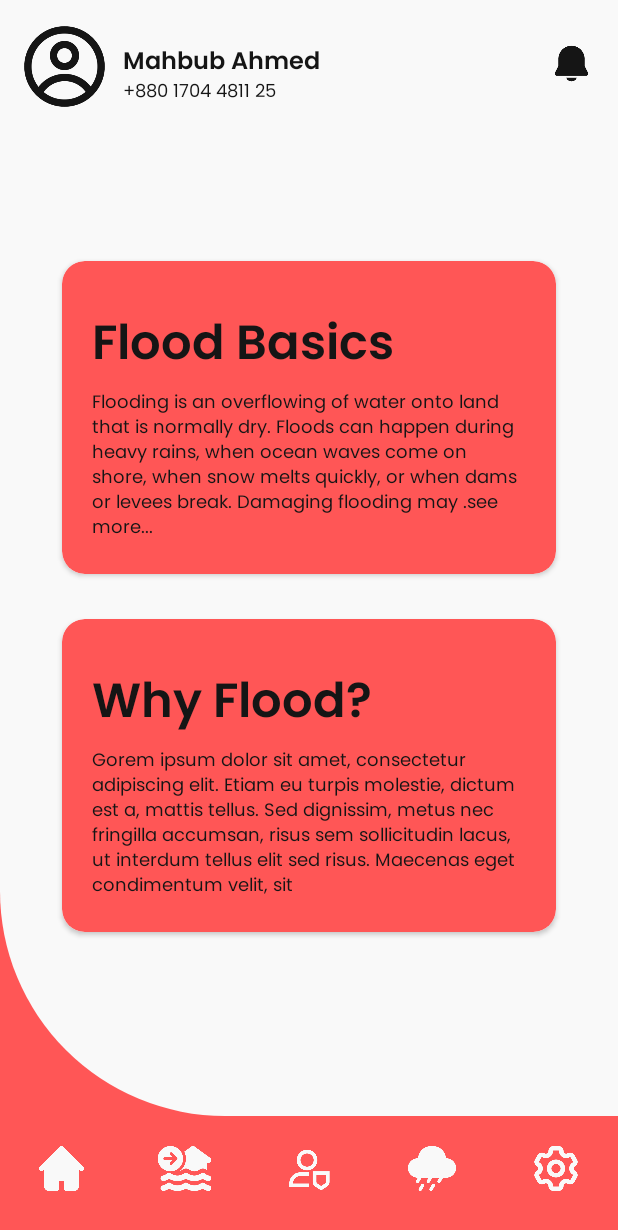
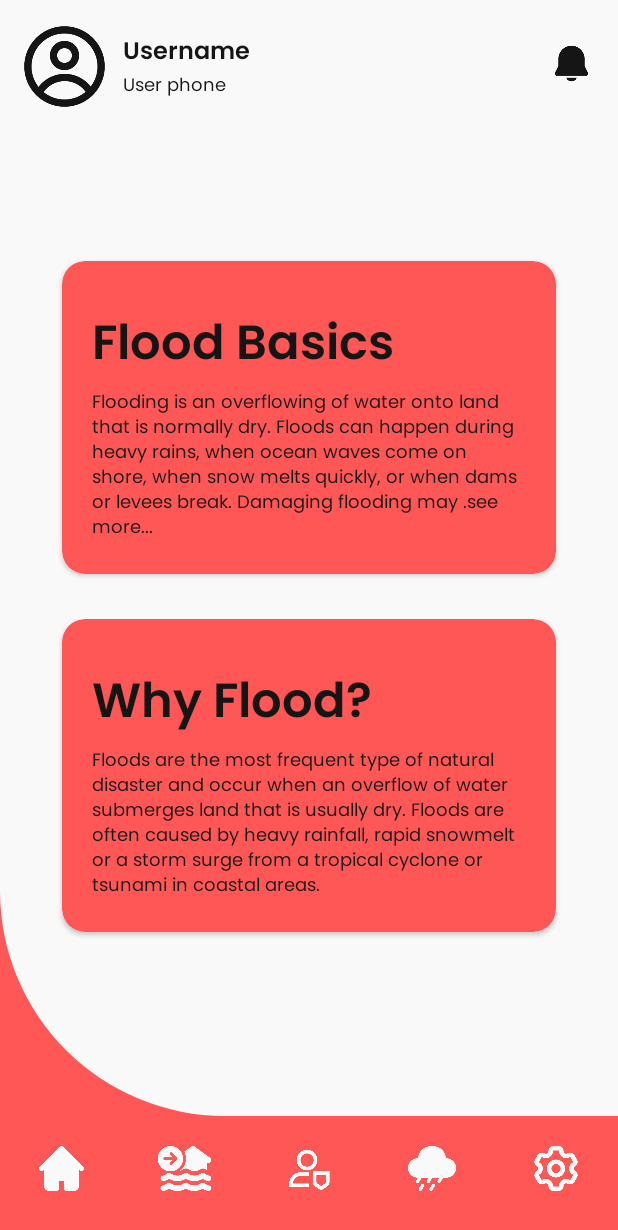
Before and after one commit to mahbub47/FloodAware, an Android app: the HomeScreen screen opened directly, with no data from a screen before it, on a phone screen of 412 x 824 dp. Shown: the top 1230 px of the screen. Run offline under Robolectric (Android 15) with nearby library versions, the phone set to English and light mode, and no system bars; our stand-ins replace sdp/ssp sizes.

Commit message:
Final commit.Till now everything works completely fine. FloodAware is finally completed.

```diff
--- a/app/src/main/java/com/example/floodaware/HomeScreen.java
+++ b/app/src/main/java/com/example/floodaware/HomeScreen.java
@@ -1,11 +1,15 @@
 package com.example.floodaware;
 
 import android.content.Intent;
+import android.content.SharedPreferences;
+import android.net.Uri;
 import android.os.Bundle;
 import android.widget.ImageView;
+import android.widget.TextView;
 
 import androidx.activity.EdgeToEdge;
 import androidx.appcompat.app.AppCompatActivity;
+import androidx.cardview.widget.CardView;
 import androidx.core.graphics.Insets;
 import androidx.core.view.ViewCompat;
 import androidx.core.view.WindowInsetsCompat;
@@ -14,7 +18,15 @@ public class HomeScreen extends AppCompatActivity {
 
     ImageView settingIV;
     ImageView weatherIV;
+    TextView userNameTV,userPhoneTV;
+    public static final String SHARED_PREFS_03 = "username";
+    public static final String SHARED_PREFS_04 = "userphone";
+    SharedPreferences nSharedPreference,pSharedPreference;
+    ImageView safetyIV;
+    ImageView floodhubIV;
+    ImageView profileIV;
 
+    CardView card01,card02;
     @Override
     protected void onCreate(Bundle savedInstanceState) {
         super.onCreate(savedInstanceState);
@@ -37,5 +49,56 @@ public class HomeScreen extends AppCompatActivity {
             startActivity(new Intent(HomeScreen.this,WeatherUpdate.class));
             finish();
         });
+
+        userNameTV = findViewById(R.id.userNameTV);
+        userPhoneTV = findViewById(R.id.userPhoneTV);
+        nSharedPreference = getSharedPreferences(SHARED_PREFS_03,MODE_PRIVATE);
+        String userName = nSharedPreference.getString(SHARED_PREFS_03,"Username");
+        userNameTV.setText(userName);
+
+        pSharedPreference = getSharedPreferences(SHARED_PREFS_04,MODE_PRIVATE);
+        String userPhone = pSharedPreference.getString(SHARED_PREFS_04,"User phone");
+        userPhoneTV.setText(userPhone);
+
+        card01 = findViewById(R.id.cardView01);
+        card01.setOnClickListener(v -> {
+            gotoUrl("https://www.nssl.noaa.gov/education/svrwx101/floods/#:~:text=Floods%20can%20happen%20during%20heavy,days%2C%20weeks%2C%20or%20longer.");
+        });
+
+        card02 = findViewById(R.id.card02);
+        card02.setOnClickListener(v -> {
+            gotoUrl("https://www.who.int/health-topics/floods#tab=tab_1");
+        });
+
+        safetyIV = findViewById(R.id.safetyIconIV);
+        safetyIV.setOnClickListener(v -> {
+            gotoUrl("https://www.mass.gov/info-details/flood-safety-tips");
+        });
+
+        floodhubIV = findViewById(R.id.floodhubIconIV);
+        floodhubIV.setOnClickListener(v -> {
+            gotoUrl("https://sites.research.google/floods/l/13.981345397534573/35.05681284530171/3.2105");
+        });
+
+        profileIV = findViewById(R.id.profileIV);
+        profileIV.setOnClickListener(v -> {
+            startActivity(new Intent(HomeScreen.this,SettingScreen.class));
+            finish();
+        });
+
+        userNameTV.setOnClickListener(v -> {
+            startActivity(new Intent(HomeScreen.this,SettingScreen.class));
+            finish();
+        });
+
+        userPhoneTV.setOnClickListener(v -> {
+            startActivity(new Intent(HomeScreen.this,SettingScreen.class));
+            finish();
+        });
+    }
+
+    private void gotoUrl(String s) {
+        Uri uri = Uri.parse(s);
+        startActivity(new Intent(Intent.ACTION_VIEW,uri));
     }
 }
--- a/app/src/main/res/layout/activity_home_screen.xml
+++ b/app/src/main/res/layout/activity_home_screen.xml
@@ -45,10 +45,9 @@
             android:textAlignment="viewStart"
             android:textColor="@color/dark"
             android:textSize="16sp"
-            app:layout_constraintBottom_toBottomOf="@+id/profileIV"
+            app:layout_constraintBottom_toTopOf="@+id/userPhoneTV"
             app:layout_constraintStart_toEndOf="@+id/profileIV"
-            app:layout_constraintTop_toTopOf="@+id/profileIV"
-            app:layout_constraintVertical_bias="0.322" />
+            app:layout_constraintTop_toTopOf="@+id/profileIV" />
 
         <TextView
             android:id="@+id/userPhoneTV"
@@ -60,10 +59,9 @@
             android:textAlignment="viewStart"
             android:textColor="@color/dark"
             android:textSize="12sp"
+            app:layout_constraintTop_toBottomOf="@+id/userNameTV"
             app:layout_constraintBottom_toBottomOf="@+id/profileIV"
-            app:layout_constraintStart_toEndOf="@+id/profileIV"
-            app:layout_constraintTop_toTopOf="@+id/profileIV"
-            app:layout_constraintVertical_bias="1.0" />
+            app:layout_constraintStart_toEndOf="@+id/profileIV" />
 
         <ImageView
             android:id="@+id/notificationIV"
@@ -179,7 +177,7 @@
                     android:paddingLeft="20dp"
                     android:paddingRight="20dp"
                     android:paddingBottom="20dp"
-                    android:text="Gorem ipsum dolor sit amet, consectetur adipiscing elit. Etiam eu turpis molestie, dictum est a, mattis tellus. Sed dignissim, metus nec fringilla accumsan, risus sem sollicitudin lacus, ut interdum tellus elit sed risus. Maecenas eget condimentum velit, sit "
+                    android:text="Floods are the most frequent type of natural disaster and occur when an overflow of water submerges land that is usually dry. Floods are often caused by heavy rainfall, rapid snowmelt or a storm surge from a tropical cyclone or tsunami in coastal areas."
                     android:textAlignment="viewStart"
                     android:textColor="@color/dark"
                     android:textSize="12sp" />
--- a/app/src/main/res/layout/activity_setting_screen.xml
+++ b/app/src/main/res/layout/activity_setting_screen.xml
@@ -45,7 +45,7 @@
         app:srcCompat="@drawable/profileicon" />
 
     <TextView
-        android:id="@+id/textView10"
+        android:id="@+id/userNameTV"
         android:layout_width="wrap_content"
         android:layout_height="wrap_content"
         android:layout_marginStart="8dp"
@@ -57,7 +57,7 @@
         app:layout_constraintTop_toTopOf="@+id/imageView4" />
 
     <TextView
-        android:id="@+id/textView11"
+        android:id="@+id/userPhoneTV"
         android:layout_width="wrap_content"
         android:layout_height="wrap_content"
         android:layout_marginStart="8dp"
@@ -68,7 +68,7 @@
         android:textSize="12sp"
         app:layout_constraintBottom_toBottomOf="@+id/imageView4"
         app:layout_constraintStart_toEndOf="@+id/imageView4"
-        app:layout_constraintTop_toBottomOf="@+id/textView10"
+        app:layout_constraintTop_toBottomOf="@+id/userNameTV"
         app:layout_constraintVertical_bias="0.0" />
 
     <ImageView
```
Also changed, not shown: app/src/main/java/com/example/floodaware/DevInfoScreen.java (+28 -0 lines), app/src/main/java/com/example/floodaware/Login.java (+15 -1 lines), app/src/main/java/com/example/floodaware/SettingScreen.java (+20 -0 lines), app/src/main/java/com/example/floodaware/WeatherUpdate.java (+8 -2 lines), app/src/main/res/layout/activity_dev_info_screen.xml (+31 -0 lines), app/src/main/res/drawable/githubicon.png (added), app/src/main/res/drawable/instaicon.png (added), app/src/main/res/drawable/linkedinicon.png (added).
